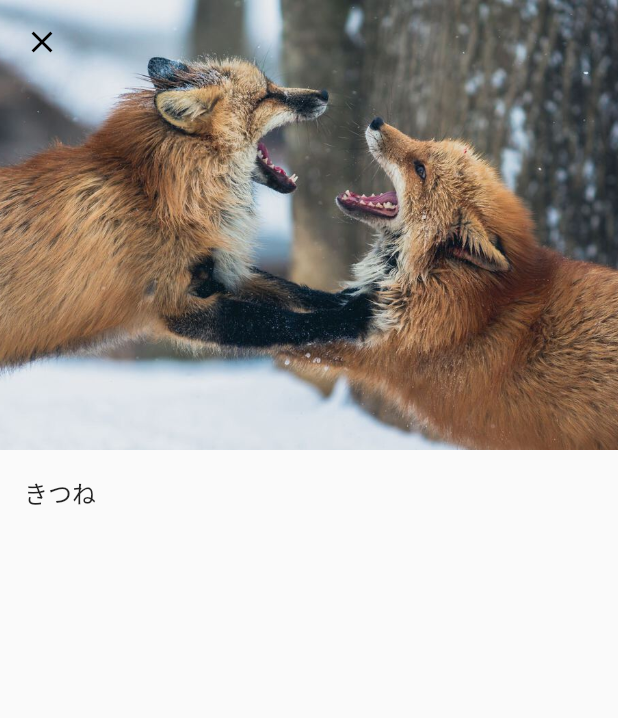
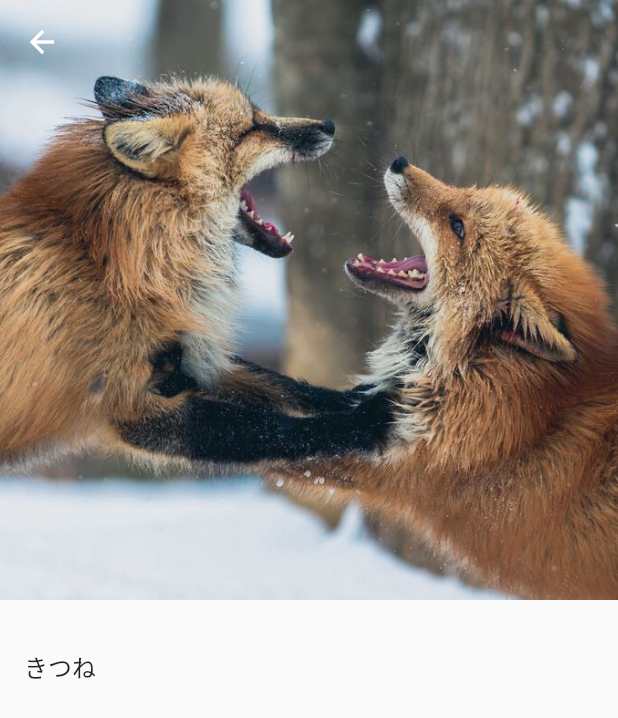
Before and after one commit to monstar-lab/flutter-demonstration, a Flutter app: the screen it shows after launch, after a tap on "きつね", on a phone screen of 412 x 824 dp. Shown: the top 718 px of the screen. Run offline on Flutter 3.47's test engine with Material 2 defaults, Android fonts, the phone set to English and light mode, and no system bars.

Commit message:
refine detail page

```diff
--- a/lib/main.dart
+++ b/lib/main.dart
@@ -9,7 +9,7 @@ class MyApp extends StatelessWidget {
     return MaterialApp(
       title: 'Flutter Demo',
       theme: ThemeData(
-        primaryColor: Colors.white,
+        primaryColor: Colors.blue,
       ),
       home: HomePage(),
     );
--- a/lib/widgets/detailWidget.dart
+++ b/lib/widgets/detailWidget.dart
@@ -8,30 +8,28 @@ class DetailWidget extends StatelessWidget {
 
   @override
   Widget build(BuildContext context) {
-    return CustomScrollView(
-      slivers: <Widget>[
-        SliverAppBar(
-          expandedHeight: 300.0,
-          flexibleSpace: FlexibleSpaceBar(
-            background: Hero(
+    return Stack(
+      children: <Widget>[
+        Hero(
           tag: index,
           child: Image.asset(
             item.assetPath,
             fit: BoxFit.cover,
+            height: 400.0,
           ),
         ),
+        Scaffold(
+          appBar: AppBar(
+            backgroundColor: Colors.transparent,
+            elevation: 0,
           ),
-          leading: IconButton(
-            icon: Icon(Icons.close),
-            onPressed: () {
-              Navigator.of(context).pop();
-            },
+          body: Column(
+            children: <Widget>[
+              SizedBox(height: 360.0),
+              ListTile(title: Text(item.name)),
+            ],
           ),
-        ),
-        SliverList(
-          delegate: SliverChildListDelegate([
-            ListTile(title: Text(item.name)),
-          ]),
+          backgroundColor: Colors.transparent,
         ),
       ],
     );
```
Lines whose indentation alone changed are shown as unchanged.
